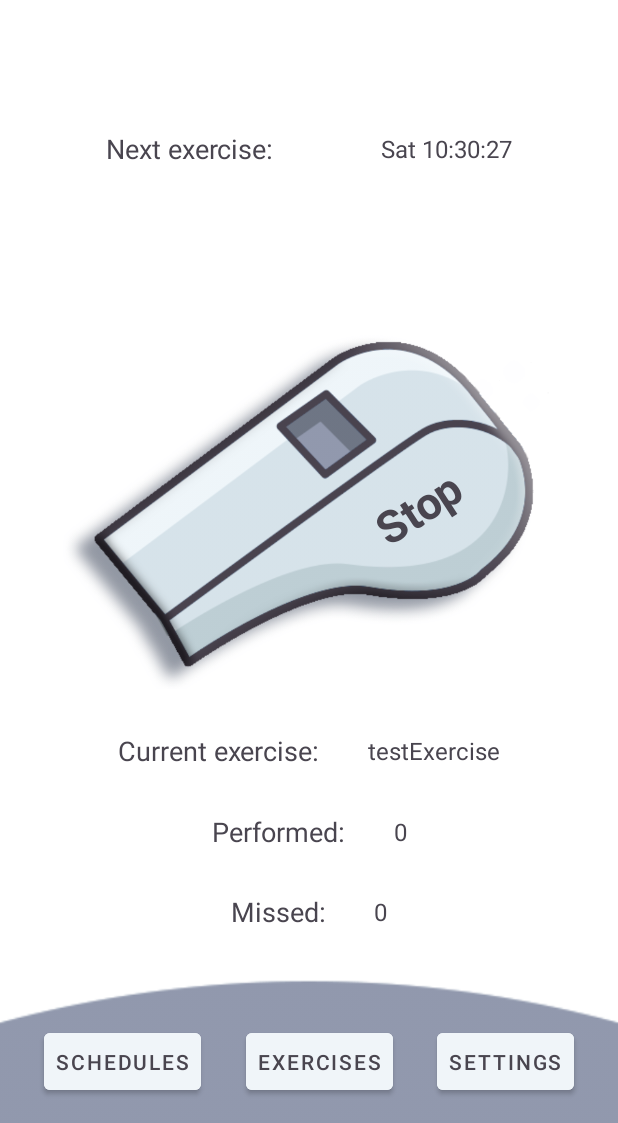
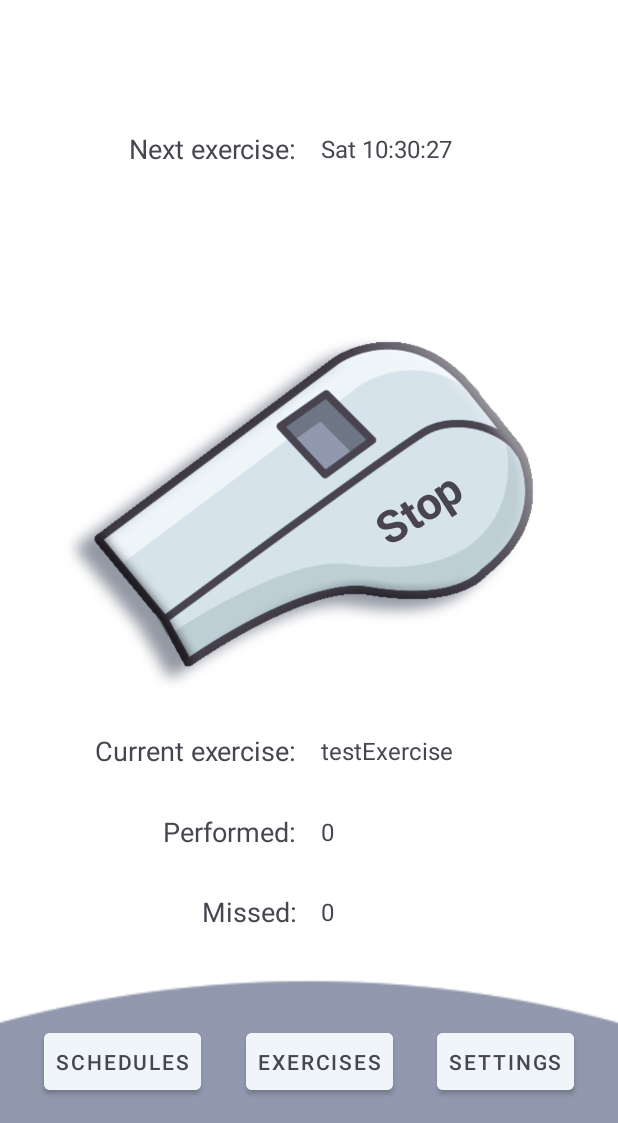
Before and after one commit to ArtyseevWork/Healthy-Work, an Android app: the screen it shows after launch (MainActivity), after a tap on "Start", on a phone screen of 412 x 824 dp, the part 113-1236 px from its top. Run offline under Robolectric (Android 15) with nearby library versions, the phone set to English and light mode, and no system bars.

Commit message:
fix art activity_main.xml activity_to_do.xml

```diff
--- a/app/src/main/res/layout/activity_main.xml
+++ b/app/src/main/res/layout/activity_main.xml
@@ -33,26 +33,23 @@
 
     <TextView
         android:id="@+id/tv_main_next_alert"
+        style="@style/general_title_2_text_style"
         android:layout_width="wrap_content"
         android:layout_height="wrap_content"
-        style="@style/general_title_2_text_style"
         android:text="@string/activity_main_until_the_next_exercise"
         app:layout_constraintBottom_toTopOf="@+id/cl_button_main"
-        app:layout_constraintEnd_toStartOf="@+id/tv_main_next_alert_timer"
-        app:layout_constraintHorizontal_bias="0.5"
-        app:layout_constraintStart_toStartOf="parent"
+        app:layout_constraintEnd_toStartOf="@+id/guideline2"
         app:layout_constraintTop_toBottomOf="@+id/cl_top" />
 
     <TextView
         android:id="@+id/tv_main_next_alert_timer"
+        style="@style/general_text_style"
         android:layout_width="wrap_content"
         android:layout_height="wrap_content"
         android:text="@string/sample_text"
-        style="@style/general_text_style"
+
         app:layout_constraintBottom_toBottomOf="@+id/tv_main_next_alert"
-        app:layout_constraintEnd_toEndOf="parent"
-        app:layout_constraintHorizontal_bias="0.5"
-        app:layout_constraintStart_toEndOf="@+id/tv_main_next_alert"
+        app:layout_constraintStart_toStartOf="@+id/guideline"
         app:layout_constraintTop_toTopOf="@+id/tv_main_next_alert" />
 
     <androidx.constraintlayout.widget.ConstraintLayout
@@ -86,16 +83,13 @@
 
     <TextView
         android:id="@+id/tv_main_exercise"
+        style="@style/general_title_2_text_style"
         android:layout_width="wrap_content"
         android:layout_height="wrap_content"
-        android:layout_marginEnd="32dp"
-        style="@style/general_title_2_text_style"
         android:text="@string/activity_main_current_exercise"
         app:layout_constraintBottom_toTopOf="@+id/tv_main_comleted"
-        app:layout_constraintEnd_toStartOf="@+id/sp_main_exercise"
-        app:layout_constraintHorizontal_bias="0.5"
+        app:layout_constraintEnd_toStartOf="@+id/guideline2"
         app:layout_constraintHorizontal_chainStyle="packed"
-        app:layout_constraintStart_toStartOf="parent"
         app:layout_constraintTop_toBottomOf="@+id/cl_button_main" />
 
     <TextView
@@ -106,60 +100,47 @@
         android:contentDescription="@string/activity_main_exercises_list"
         android:text="@string/sample_text"
         app:layout_constraintBottom_toBottomOf="@+id/tv_main_exercise"
-        app:layout_constraintEnd_toEndOf="parent"
-        app:layout_constraintStart_toEndOf="@+id/tv_main_exercise"
+        app:layout_constraintStart_toStartOf="@+id/guideline"
         app:layout_constraintTop_toTopOf="@+id/tv_main_exercise" />
 
     <TextView
         android:id="@+id/tv_main_comleted"
+        style="@style/general_title_2_text_style"
         android:layout_width="wrap_content"
         android:layout_height="wrap_content"
-        android:layout_marginEnd="32dp"
-        style="@style/general_title_2_text_style"
         android:text="@string/activity_main_performed"
         app:layout_constraintBottom_toTopOf="@+id/tv_main_missed"
-        app:layout_constraintEnd_toStartOf="@+id/tv_main_performed_count"
-        app:layout_constraintHorizontal_bias="0.5"
-        app:layout_constraintHorizontal_chainStyle="packed"
-        app:layout_constraintStart_toStartOf="parent"
+        app:layout_constraintEnd_toStartOf="@+id/guideline2"
         app:layout_constraintTop_toBottomOf="@+id/tv_main_exercise" />
 
     <TextView
         android:id="@+id/tv_main_performed_count"
+        style="@style/general_text_style"
         android:layout_width="wrap_content"
         android:layout_height="wrap_content"
         android:text="@string/sample_text"
-        style="@style/general_text_style"
         app:layout_constraintBottom_toBottomOf="@+id/tv_main_comleted"
-        app:layout_constraintEnd_toEndOf="parent"
-        app:layout_constraintHorizontal_bias="0.5"
-        app:layout_constraintStart_toEndOf="@+id/tv_main_comleted"
+        app:layout_constraintStart_toStartOf="@+id/guideline"
         app:layout_constraintTop_toTopOf="@+id/tv_main_comleted" />
 
     <TextView
         android:id="@+id/tv_main_missed"
+        style="@style/general_title_2_text_style"
         android:layout_width="wrap_content"
         android:layout_height="wrap_content"
-        android:layout_marginEnd="32dp"
-        style="@style/general_title_2_text_style"
         android:text="@string/activity_main_missed"
         app:layout_constraintBottom_toTopOf="@+id/cl_bottom"
-        app:layout_constraintEnd_toStartOf="@+id/tv_main_missed_count"
-        app:layout_constraintHorizontal_bias="0.5"
-        app:layout_constraintHorizontal_chainStyle="packed"
-        app:layout_constraintStart_toStartOf="parent"
+        app:layout_constraintEnd_toStartOf="@+id/guideline2"
         app:layout_constraintTop_toBottomOf="@+id/tv_main_comleted" />
 
     <TextView
         android:id="@+id/tv_main_missed_count"
+        style="@style/general_text_style"
         android:layout_width="wrap_content"
         android:layout_height="wrap_content"
         android:text="@string/sample_text"
-        style="@style/general_text_style"
         app:layout_constraintBottom_toBottomOf="@+id/tv_main_missed"
-        app:layout_constraintEnd_toEndOf="parent"
-        app:layout_constraintHorizontal_bias="0.5"
-        app:layout_constraintStart_toEndOf="@+id/tv_main_missed"
+        app:layout_constraintStart_toStartOf="@+id/guideline"
         app:layout_constraintTop_toTopOf="@+id/tv_main_missed" />
 
     <androidx.constraintlayout.widget.ConstraintLayout
@@ -173,9 +154,9 @@
 
         <Button
             android:id="@+id/btn_main_schedule"
+            style="@style/button_style"
             android:layout_width="wrap_content"
             android:layout_height="50dp"
-            style="@style/button_style"
             android:text="@string/activity_main_schedules"
             app:layout_constraintBottom_toBottomOf="parent"
             app:layout_constraintEnd_toStartOf="@+id/btn_main_exercises"
@@ -184,8 +165,8 @@
 
         <Button
             android:id="@+id/btn_main_exercises"
+            style="@style/button_style"
             android:layout_width="wrap_content"
-            style="@style/button_style"
             android:layout_height="50dp"
             android:text="@string/activity_main_exercises"
             app:layout_constraintBottom_toBottomOf="parent"
@@ -195,14 +176,30 @@
 
         <Button
             android:id="@+id/btn_main_properties"
+            style="@style/button_style"
             android:layout_width="wrap_content"
             android:layout_height="50dp"
             android:text="@string/activity_main_settings"
-            style="@style/button_style"
             app:layout_constraintBottom_toBottomOf="parent"
             app:layout_constraintEnd_toEndOf="parent"
             app:layout_constraintHorizontal_bias="0.5"
             app:layout_constraintStart_toEndOf="@+id/btn_main_exercises" />
     </androidx.constraintlayout.widget.ConstraintLayout>
 
+    <androidx.constraintlayout.widget.Guideline
+        android:id="@+id/guideline2"
+        android:layout_width="0dp"
+        android:layout_height="wrap_content"
+        android:layout_margin="@dimen/base_indent"
+        android:orientation="vertical"
+        app:layout_constraintGuide_percent="0.48" />
+
+    <androidx.constraintlayout.widget.Guideline
+        android:id="@+id/guideline"
+        android:layout_width="0dp"
+        android:layout_height="wrap_content"
+        android:layout_margin="@dimen/base_indent"
+        android:orientation="vertical"
+        app:layout_constraintGuide_percent="0.52" />
+
 </androidx.constraintlayout.widget.ConstraintLayout>
```
Also changed, not shown: app/src/main/res/layout/activity_to_do.xml (+21 -16 lines).
